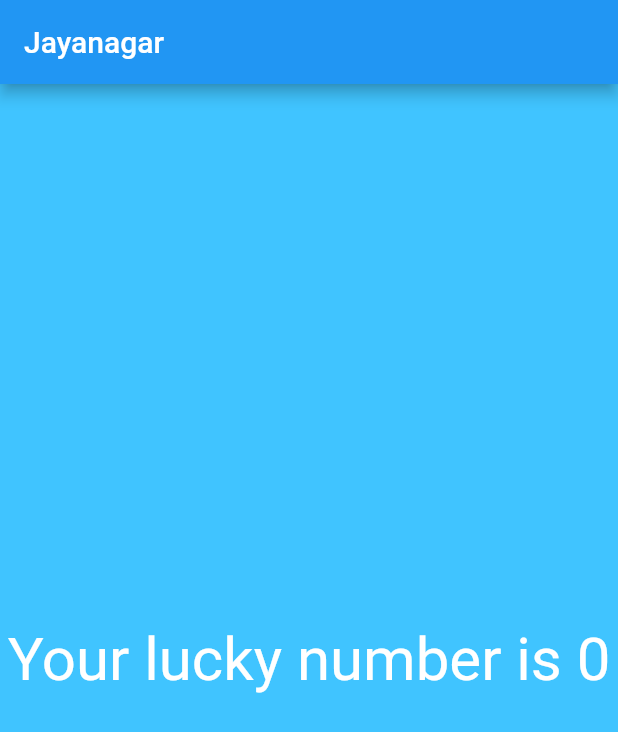
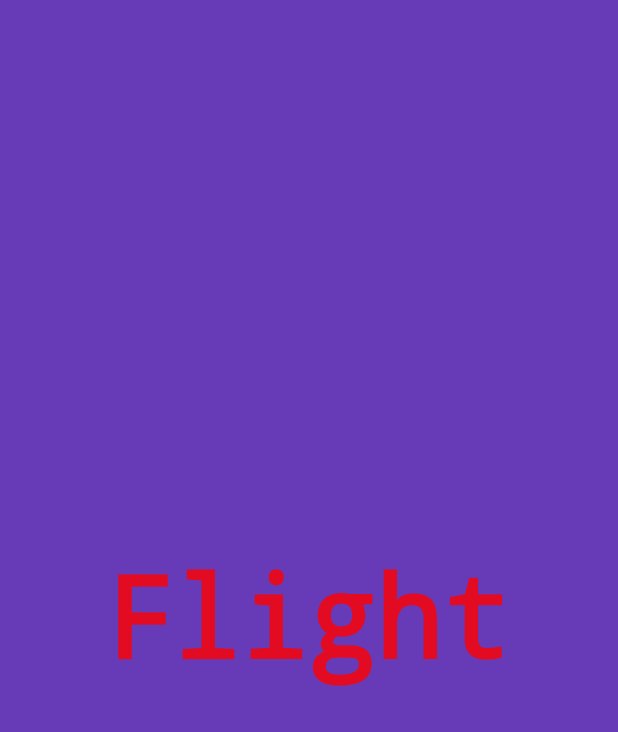
Before and after one commit to ashokslsk/Flutter-101, a Flutter app: the screen it shows after launch, on a phone screen of 412 x 824 dp. Shown: the top 732 px of the screen. Run offline on Flutter 3.47's test engine with Material 2 defaults, Android fonts, the phone set to English and light mode, and no system bars.

Commit message:
Added fonts Changed some UI

```diff
--- a/lib/app_screens/first_screen.dart
+++ /dev/null
@@ -1,26 +0,0 @@
-import 'dart:math';
-
-import 'package:flutter/material.dart';
-
-class FirstScreen extends StatelessWidget{
-
-  @override
-  Widget build(BuildContext context) {
-
-    return new Material(
-      color: Colors.lightBlueAccent,
-      child: Center(child: Text(
-        "Your lucky number is ${genYourLuckyNumber()}",
-        textDirection: TextDirection.ltr,
-        style: TextStyle(color: Colors.white, fontSize: 40.0),
-        ),
-      ),
-    );
-  }
-
-  int genYourLuckyNumber(){
-    var random = Random();
-    int luckynumber = random.nextInt(10);
-    return luckynumber;
-  }
-}
--- /dev/null
+++ b/lib/app_screens/home.dart
@@ -0,0 +1,27 @@
+import 'package:flutter/material.dart';
+
+class Home extends StatelessWidget{
+
+  @override
+  Widget build(BuildContext context) {
+
+    return  Center(
+      child: Container(
+        alignment: Alignment.center,
+        color: Colors.deepPurple,
+//        width: 200.0,
+//        height: 100.0,
+//        margin: EdgeInsets.all(15.0),
+        child: Text(
+            "Flight",
+            textDirection: TextDirection.ltr,
+        style: TextStyle(
+            decoration: TextDecoration.none,
+                fontSize: 75.0,
+
+        ),),
+      ),
+    );
+  }
+
+}
--- a/lib/main.dart
+++ b/lib/main.dart
@@ -1,18 +1,10 @@
 import 'package:flutter/material.dart';
-import 'package:flutter_app/app_screens/first_screen.dart';
 
-void main() => runApp(MyFlutterApp());
+import 'app_screens/home.dart';
 
-
-class MyFlutterApp extends StatelessWidget{
-  @override
-  Widget build(BuildContext context) {
-    return MaterialApp(title: "Initial",
-      debugShowCheckedModeBanner: false,
-      home: Scaffold(
-        appBar: AppBar(title: Text("Jayanagar"),),
-        body: FirstScreen()
-      ),
-    );
-  }
+void main() {
+  runApp(MaterialApp(
+    title: "Exploring UI Widgets",
+    home: Home(),
+  ));
 }
```
Also changed, not shown: pubspec.yaml (+8 -11 lines), fonts/SixCaps-Regular.ttf (added).
